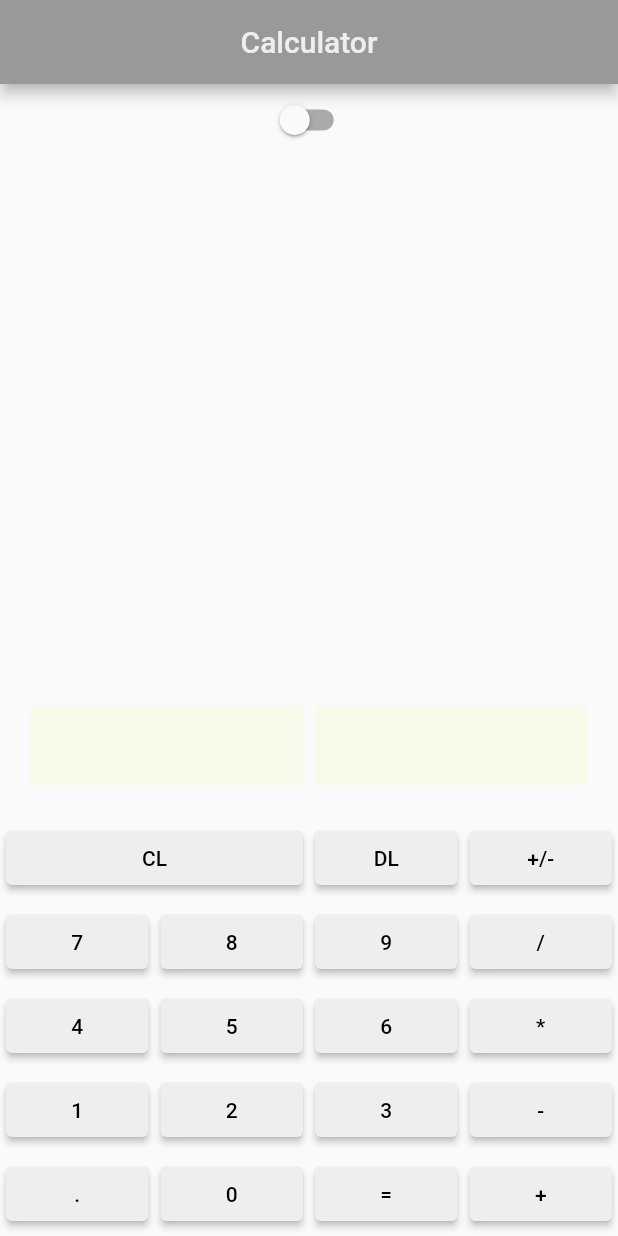
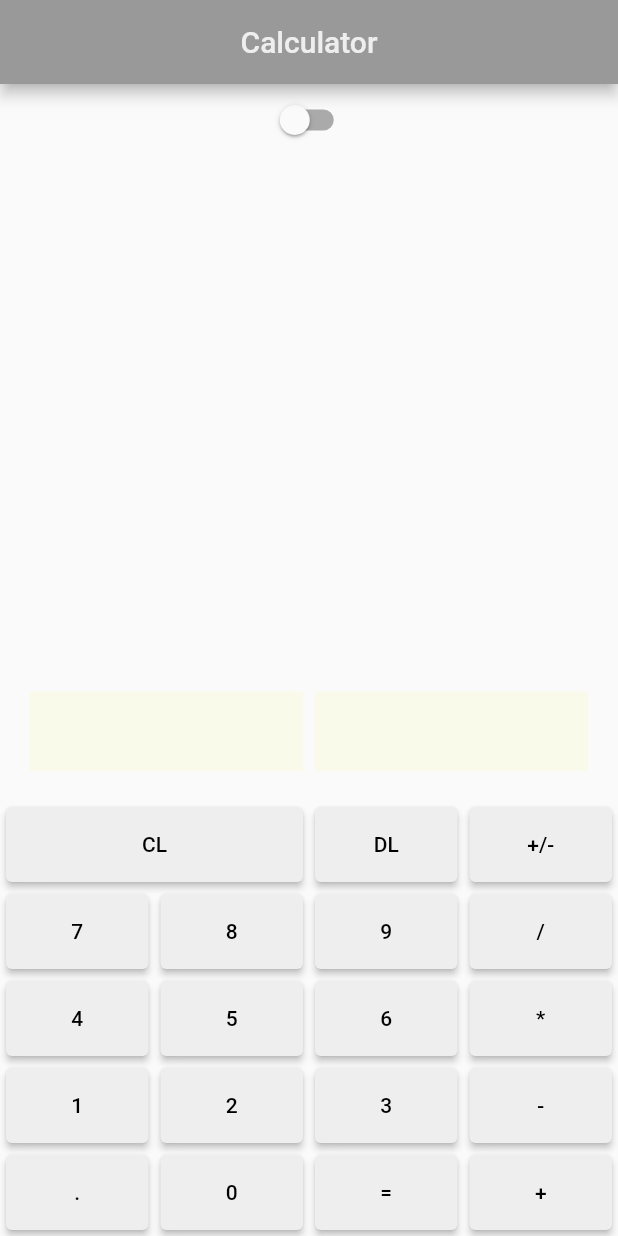
Before and after one commit to Kacp-R/kalk, a Flutter app: the screen it shows after launch, on a phone screen of 412 x 824 dp. Run offline on Flutter 3.47's test engine with Material 2 defaults, Android fonts, the phone set to English and light mode, and no system bars.

Commit message:
Changed button size(V)

```diff
--- a/lib/main.dart
+++ b/lib/main.dart
@@ -146,7 +146,9 @@ class _MyAppState extends State<MyApp> {
                 child: Text(buttonText),
                 style: ElevatedButton.styleFrom(
                     backgroundColor: Color(_btncl),
-                    foregroundColor: Color(_fgcl)),
+                    foregroundColor: Color(_fgcl),
+                    minimumSize: Size(20, 50)
+                ),
               ),
             ),
           )
@@ -158,7 +160,9 @@ class _MyAppState extends State<MyApp> {
                 child: Text(buttonText),
                 style: ElevatedButton.styleFrom(
                     backgroundColor: Color(_btncl),
-                    foregroundColor: Color(_fgcl)),
+                    foregroundColor: Color(_fgcl),
+                    minimumSize: Size(20, 50)
+                ),
               ),
             ),
           );
```
